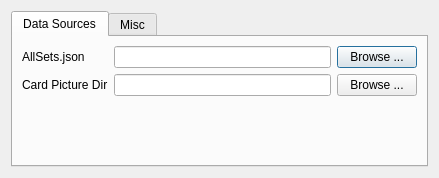
This is mtgcards/optionsdialog.ui in stijnvermeir/mtgcards as Qt 5 draws it before an edit. The edited form follows.
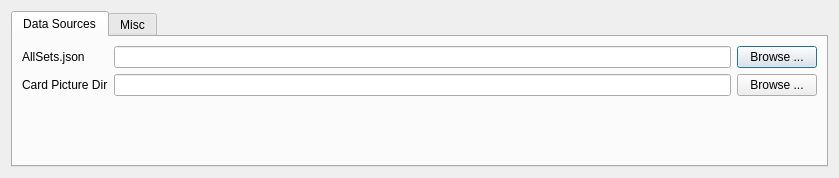
This is the edited form.

```diff
--- a/mtgcards/optionsdialog.ui
+++ b/mtgcards/optionsdialog.ui
@@ -9,7 +9,7 @@
    <rect>
     <x>0</x>
     <y>0</y>
-    <width>439</width>
+    <width>839</width>
     <height>178</height>
    </rect>
   </property>
```
